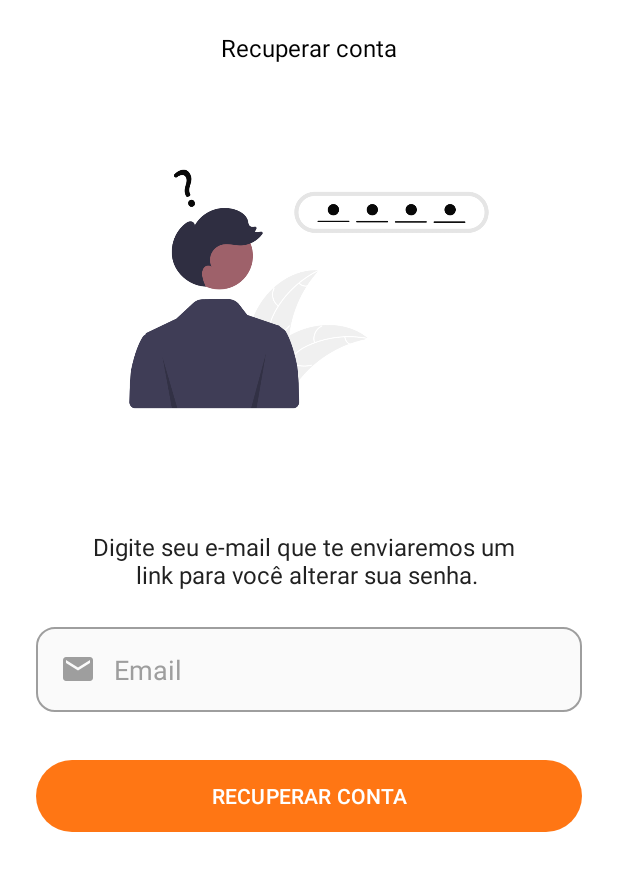
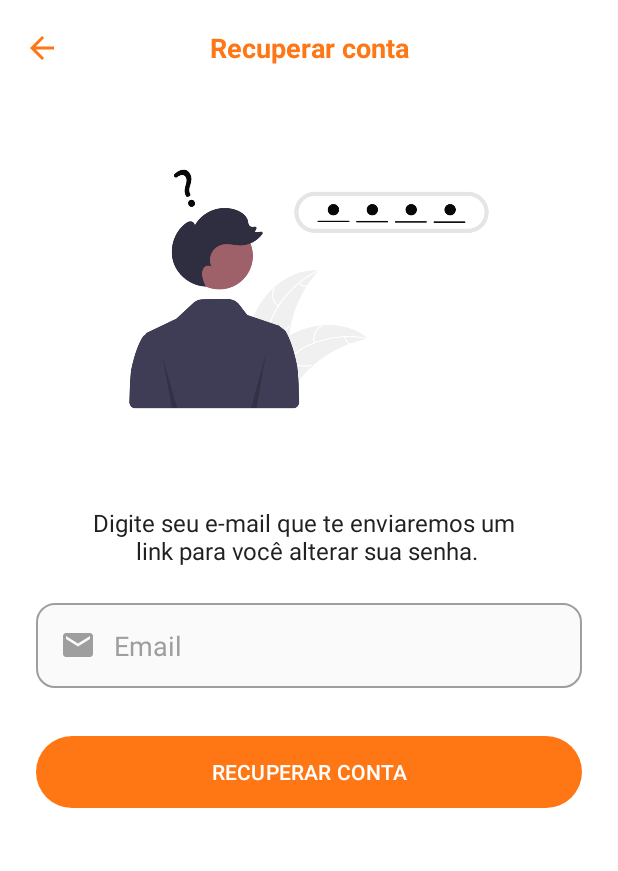
Before and after one commit to gabrielllsp/Bank-App, an Android app: the fragment RecoverFragment shown on its own in the app's theme, on a phone screen of 412 x 824 dp. Shown: the top 871 px of the screen. Run offline under Robolectric (Android 15) with nearby library versions, the phone set to English and light mode, and no system bars; our stand-ins replace Dagger/Hilt's generated code.

```diff
--- a/app/build.gradle.kts
+++ b/app/build.gradle.kts
@@ -49,6 +49,8 @@ dependencies {
     implementation(libs.material)
     implementation(libs.androidx.activity)
     implementation(libs.androidx.constraintlayout)
+    implementation(libs.androidx.navigation.fragment.ktx)
+    implementation(libs.androidx.navigation.ui.ktx)
     testImplementation(libs.junit)
     androidTestImplementation(libs.androidx.junit)
     androidTestImplementation(libs.androidx.espresso.core)
@@ -66,4 +68,6 @@ dependencies {
     //Dagger Hilt
     implementation(libs.hilt.android)
     kapt(libs.hilt.android.compiler)
+    kapt("androidx.hilt:hilt-compiler:1.0.0")
+    implementation("androidx.hilt:hilt-navigation-fragment:1.0.0")
 }
--- a/app/src/main/java/com/gabriel/bankapp/presenter/auth/recover/RecoverFragment.kt
+++ b/app/src/main/java/com/gabriel/bankapp/presenter/auth/recover/RecoverFragment.kt
@@ -7,6 +7,7 @@ import android.view.ViewGroup
 import android.widget.Toast
 import androidx.fragment.app.Fragment
 import com.gabriel.bankapp.databinding.FragmentRecoverBinding
+import com.gabriel.bankapp.util.initToolbar
 import dagger.hilt.android.AndroidEntryPoint
 
 @AndroidEntryPoint
@@ -24,6 +25,7 @@ class RecoverFragment : Fragment() {
 
     override fun onViewCreated(view: View, savedInstanceState: Bundle?) {
         super.onViewCreated(view, savedInstanceState)
+        initToolbar(binding.toolbar)
         initListener()
     }
 
--- a/app/src/main/java/com/gabriel/bankapp/presenter/auth/register/RegisterFragment.kt
+++ b/app/src/main/java/com/gabriel/bankapp/presenter/auth/register/RegisterFragment.kt
@@ -7,6 +7,7 @@ import android.view.ViewGroup
 import android.widget.Toast
 import androidx.fragment.app.Fragment
 import com.gabriel.bankapp.databinding.FragmentRegisterBinding
+import com.gabriel.bankapp.util.initToolbar
 import dagger.hilt.android.AndroidEntryPoint
 
 @AndroidEntryPoint
@@ -26,6 +27,7 @@ class RegisterFragment : Fragment() {
 
     override fun onViewCreated(view: View, savedInstanceState: Bundle?) {
         super.onViewCreated(view, savedInstanceState)
+        initToolbar(binding.toolbar)
         initListener()
     }
 
--- /dev/null
+++ b/app/src/main/java/com/gabriel/bankapp/util/Extensions.kt
@@ -0,0 +1,13 @@
+package com.gabriel.bankapp.util
+
+import androidx.appcompat.app.AppCompatActivity
+import androidx.fragment.app.Fragment
+import com.gabriel.bankapp.R
+
+fun Fragment.initToolbar(toolbar: androidx.appcompat.widget.Toolbar, homeAsUpEnabled: Boolean = true){
+    (activity as AppCompatActivity).setSupportActionBar(toolbar)
+    (activity as AppCompatActivity).title = ""
+    (activity as AppCompatActivity).supportActionBar?.setDisplayHomeAsUpEnabled(homeAsUpEnabled)
+    (activity as AppCompatActivity).supportActionBar?.setHomeAsUpIndicator(R.drawable.ic_arrow_back)
+    toolbar.setNavigationOnClickListener { activity?.onBackPressed() }
+}
--- /dev/null
+++ b/app/src/main/res/drawable/ic_arrow_back.xml
@@ -0,0 +1,5 @@
+<vector xmlns:android="http://schemas.android.com/apk/res/android" android:autoMirrored="true" android:height="24dp" android:tint="@color/color_default" android:viewportHeight="24" android:viewportWidth="24" android:width="24dp">
+
+    <path android:fillColor="@android:color/white" android:pathData="M20,11H7.83l5.59,-5.59L12,4l-8,8 8,8 1.41,-1.41L7.83,13H20v-2z"/>
+
+</vector>
--- a/app/src/main/res/layout/fragment_login.xml
+++ b/app/src/main/res/layout/fragment_login.xml
@@ -104,7 +104,7 @@
             tools:ignore="ContentDescription"/>
 
         <TextView
-            android:id="@+id/btn_forgot"
+            android:id="@+id/text_recover"
             android:layout_width="wrap_content"
             android:layout_height="wrap_content"
             android:layout_marginTop="16dp"
@@ -125,7 +125,7 @@
             android:orientation="horizontal"
             app:layout_constraintEnd_toEndOf="parent"
             app:layout_constraintStart_toStartOf="parent"
-            app:layout_constraintTop_toBottomOf="@+id/btn_forgot">
+            app:layout_constraintTop_toBottomOf="@+id/text_recover">
 
             <View
                 android:layout_width="match_parent"
@@ -150,7 +150,7 @@
         </LinearLayout>
 
         <TextView
-            android:id="@+id/btn_register"
+            android:id="@+id/text_register"
             android:layout_width="wrap_content"
             android:layout_height="wrap_content"
             android:text="@string/text_button_sign_up_register_fragment"
--- a/app/src/main/res/layout/fragment_recover.xml
+++ b/app/src/main/res/layout/fragment_recover.xml
@@ -30,10 +30,10 @@
                     android:layout_width="wrap_content"
                     android:layout_height="wrap_content"
                     android:layout_gravity="center_horizontal"
-                    android:textStyle="normal"
-                    android:textSize="16sp"
+                    android:textStyle="bold"
+                    android:textSize="18sp"
                     android:text="@string/text_button_recover_fragment"
-                    android:textColor="@color/black"/>
+                    android:textColor="@color/color_default"/>
             </androidx.appcompat.widget.Toolbar>
 
         </com.google.android.material.appbar.AppBarLayout>
@@ -54,7 +54,7 @@
             android:layout_height="wrap_content"
             android:layout_marginStart="16dp"
             android:layout_marginEnd="24dp"
-            android:layout_marginTop="32dp"
+            android:layout_marginTop="16dp"
             android:text="@string/title_recover_fragment"
             android:textColor="#212121"
             android:textAlignment="center"
--- a/app/src/main/res/layout/fragment_register.xml
+++ b/app/src/main/res/layout/fragment_register.xml
@@ -24,6 +24,7 @@
 
             <androidx.appcompat.widget.Toolbar
                 android:id="@+id/toolbar"
+                android:background="@color/white"
                 android:layout_width="match_parent"
                 android:layout_height="wrap_content">
 
@@ -32,6 +33,8 @@
                     android:layout_height="wrap_content"
                     android:layout_gravity="center_horizontal"
                     android:text="@string/title_register_fragment"
+                    android:textSize="18sp"
+                    android:textStyle="bold"
                     android:textColor="@color/black" />
             </androidx.appcompat.widget.Toolbar>
 
--- a/build.gradle.kts
+++ b/build.gradle.kts
@@ -3,5 +3,5 @@ plugins {
     alias(libs.plugins.android.application) apply false
     alias(libs.plugins.jetbrains.kotlin.android) apply false
     id("com.google.gms.google-services") version "4.4.2" apply false
-    id("com.google.dagger.hilt.android") version "2.42" apply false
+    id("com.google.dagger.hilt.android") version "2.48" apply false
 }
--- a/gradle/libs.versions.toml
+++ b/gradle/libs.versions.toml
@@ -13,6 +13,8 @@ lifecycleViewmodelKtx = "2.8.4"
 material = "1.12.0"
 activity = "1.9.1"
 constraintlayout = "2.1.4"
+navigationFragmentKtx = "2.7.7"
+navigationUiKtx = "2.7.7"
 
 [libraries]
 androidx-core-ktx = { group = "androidx.core", name = "core-ktx", version.ref = "coreKtx" }
@@ -30,6 +32,8 @@ androidx-appcompat = { group = "androidx.appcompat", name = "appcompat", version
 material = { group = "com.google.android.material", name = "material", version.ref = "material" }
 androidx-activity = { group = "androidx.activity", name = "activity", version.ref = "activity" }
 androidx-constraintlayout = { group = "androidx.constraintlayout", name = "constraintlayout", version.ref = "constraintlayout" }
+androidx-navigation-fragment-ktx = { group = "androidx.navigation", name = "navigation-fragment-ktx", version.ref = "navigationFragmentKtx" }
+androidx-navigation-ui-ktx = { group = "androidx.navigation", name = "navigation-ui-ktx", version.ref = "navigationUiKtx" }
 
 [plugins]
 android-application = { id = "com.android.application", version.ref = "agp" }
```
Also changed, not shown: app/src/main/java/com/gabriel/bankapp/presenter/auth/login/LoginFragment.kt (+13 -3 lines), app/src/main/java/com/gabriel/bankapp/presenter/auth/register/RegisterViewModel.kt (added, +26 -0 lines), app/src/main/java/com/gabriel/bankapp/util/StateView.kt (added, +13 -0 lines), app/src/main/res/layout/activity_main.xml (+13 -10 lines), app/src/main/res/navigation/nav_auth.xml (added, +30 -0 lines).
